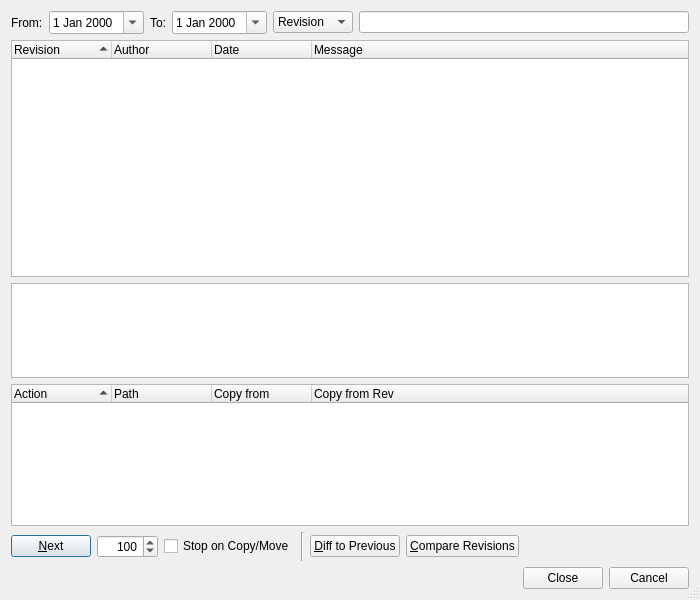
Old version of the form Plugins/VcsPlugins/vcsPySvn/SvnLogBrowserDialog.ui in the repository testmana2/test.
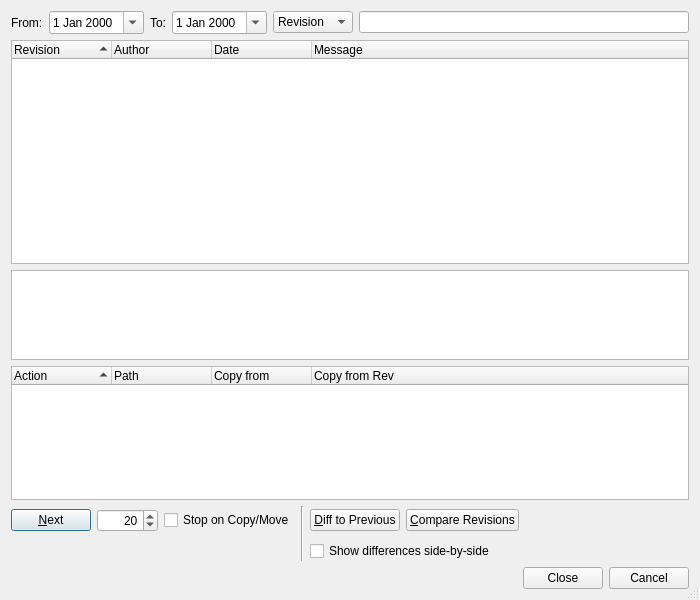
New version of the form. Custom widgets are drawn as their Qt base class.

Commit message: Added capability to compare files side-by-side to the Subversion interfaces.

```diff
--- a/Plugins/VcsPlugins/vcsPySvn/SvnLogBrowserDialog.ui
+++ b/Plugins/VcsPlugins/vcsPySvn/SvnLogBrowserDialog.ui
@@ -16,7 +16,7 @@
   <property name="sizeGripEnabled">
    <bool>true</bool>
   </property>
-  <layout class="QVBoxLayout">
+  <layout class="QVBoxLayout" name="verticalLayout">
    <item>
     <layout class="QHBoxLayout">
      <item>
@@ -191,8 +191,8 @@
     </widget>
    </item>
    <item>
-    <layout class="QHBoxLayout">
-     <item>
+    <layout class="QGridLayout" name="gridLayout">
+     <item row="0" column="0">
       <widget class="QPushButton" name="nextButton">
        <property name="toolTip">
         <string>Press to get the next bunch of log entries</string>
@@ -202,7 +202,7 @@
        </property>
       </widget>
      </item>
-     <item>
+     <item row="0" column="1">
       <widget class="QSpinBox" name="limitSpinBox">
        <property name="toolTip">
         <string>Enter the limit of entries to fetch</string>
@@ -217,11 +217,11 @@
         <number>10000</number>
        </property>
        <property name="value">
-        <number>100</number>
+        <number>20</number>
        </property>
       </widget>
      </item>
-     <item>
+     <item row="0" column="2">
       <widget class="QCheckBox" name="stopCheckBox">
        <property name="toolTip">
         <string>Select to stop listing log messages at a copy or move</string>
@@ -231,14 +231,14 @@
        </property>
       </widget>
      </item>
-     <item>
+     <item row="0" column="3" rowspan="2">
       <widget class="Line" name="line">
        <property name="orientation">
         <enum>Qt::Vertical</enum>
        </property>
       </widget>
      </item>
-     <item>
+     <item row="0" column="4">
       <widget class="QPushButton" name="diffPreviousButton">
        <property name="toolTip">
         <string>Press to generate a diff to the previous revision</string>
@@ -248,7 +248,7 @@
        </property>
       </widget>
      </item>
-     <item>
+     <item row="0" column="5">
       <widget class="QPushButton" name="diffRevisionsButton">
        <property name="toolTip">
         <string>Press to compare two revisions</string>
@@ -258,19 +258,29 @@
        </property>
       </widget>
      </item>
-     <item>
+     <item row="0" column="6">
       <spacer>
        <property name="orientation">
         <enum>Qt::Horizontal</enum>
        </property>
        <property name="sizeHint" stdset="0">
         <size>
-         <width>91</width>
+         <width>38</width>
          <height>29</height>
         </size>
        </property>
       </spacer>
      </item>
+     <item row="1" column="4" colspan="3">
+      <widget class="QCheckBox" name="sbsCheckBox">
+       <property name="toolTip">
+        <string>Select to show differences side-by-side</string>
+       </property>
+       <property name="text">
+        <string>Show differences side-by-side</string>
+       </property>
+      </widget>
+     </item>
     </layout>
    </item>
    <item>
```
Left out of the diff: 1 changed line with no effect on the pictures. The commit also changes 44 other files.
